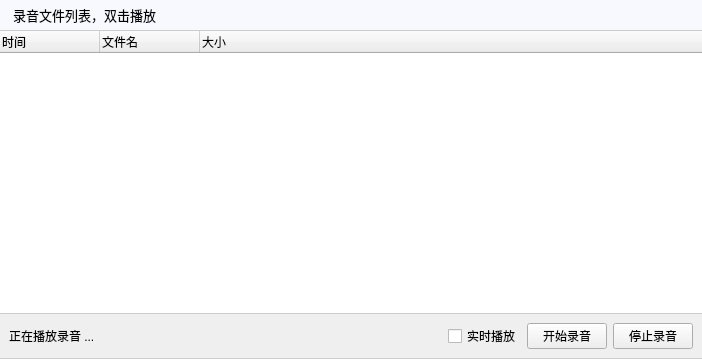
Qt form recorddlg.ui (yzx65/RemoteControl) before a commit.
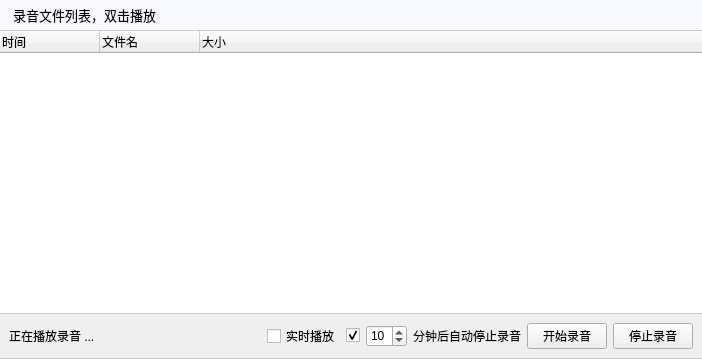
The same form after that commit.

What changed in the file:
```diff
--- a/recorddlg.ui
+++ b/recorddlg.ui
@@ -21,7 +21,7 @@
     <number>0</number>
    </property>
    <item>
-    <widget class="QFrame" name="">
+    <widget class="QFrame" name="frame">
      <layout class="QVBoxLayout" name="verticalLayout">
       <property name="spacing">
        <number>0</number>
@@ -122,6 +122,30 @@
         </property>
        </widget>
       </item>
+      <item>
+       <widget class="QCheckBox" name="checkBox_2">
+        <property name="text">
+         <string/>
+        </property>
+        <property name="checked">
+         <bool>true</bool>
+        </property>
+       </widget>
+      </item>
+      <item>
+       <widget class="QSpinBox" name="spinBox">
+        <property name="value">
+         <number>10</number>
+        </property>
+       </widget>
+      </item>
+      <item>
+       <widget class="QLabel" name="label_3">
+        <property name="text">
+         <string>分钟后自动停止录音</string>
+        </property>
+       </widget>
+      </item>
       <item>
        <widget class="QPushButton" name="pushButton">
         <property name="text">
```
